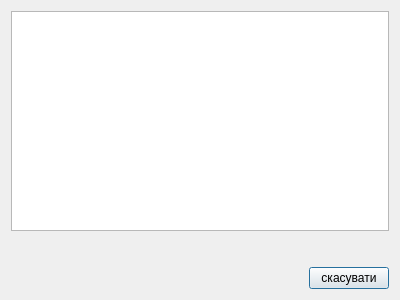
First picture: the form in palitrcolor/palettelist.ui, repository SpeRRy31/palitrcolor, before the edit.
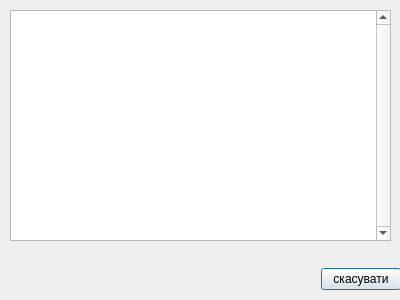
Second picture: the form after the edit.

```diff
--- a/palitrcolor/palettelist.ui
+++ b/palitrcolor/palettelist.ui
@@ -25,37 +25,30 @@
   <property name="windowTitle">
    <string>Palette</string>
   </property>
-  <layout class="QGridLayout" name="gridLayout">
-   <item row="0" column="0">
+  <widget class="QTableView" name="tableView">
+   <property name="geometry">
+    <rect>
+     <x>10</x>
+     <y>10</y>
+     <width>381</width>
+     <height>231</height>
+    </rect>
+   </property>
+   <property name="verticalScrollBarPolicy">
+    <enum>Qt::ScrollBarAlwaysOn</enum>
+   </property>
+  </widget>
+  <widget class="QWidget" name="">
+   <property name="geometry">
+    <rect>
+     <x>10</x>
+     <y>266</y>
+     <width>391</width>
+     <height>26</height>
+    </rect>
+   </property>
     <layout class="QHBoxLayout" name="horizontalLayout">
      <item>
-      <widget class="QListWidget" name="paletteList">
-       <property name="minimumSize">
-        <size>
-         <width>0</width>
-         <height>220</height>
-        </size>
-       </property>
-      </widget>
-     </item>
-    </layout>
-   </item>
-   <item row="1" column="0">
-    <spacer name="verticalSpacer">
-     <property name="orientation">
-      <enum>Qt::Vertical</enum>
-     </property>
-     <property name="sizeHint" stdset="0">
-      <size>
-       <width>20</width>
-       <height>19</height>
-      </size>
-     </property>
-    </spacer>
-   </item>
-   <item row="2" column="0">
-    <layout class="QHBoxLayout" name="horizontalLayout_2">
-     <item>
       <spacer name="horizontalSpacer_3">
        <property name="orientation">
         <enum>Qt::Horizontal</enum>
@@ -76,8 +69,7 @@
       </widget>
      </item>
     </layout>
-   </item>
-  </layout>
+  </widget>
  </widget>
  <resources/>
  <connections/>
```
Lines whose indentation alone changed are shown as unchanged.
